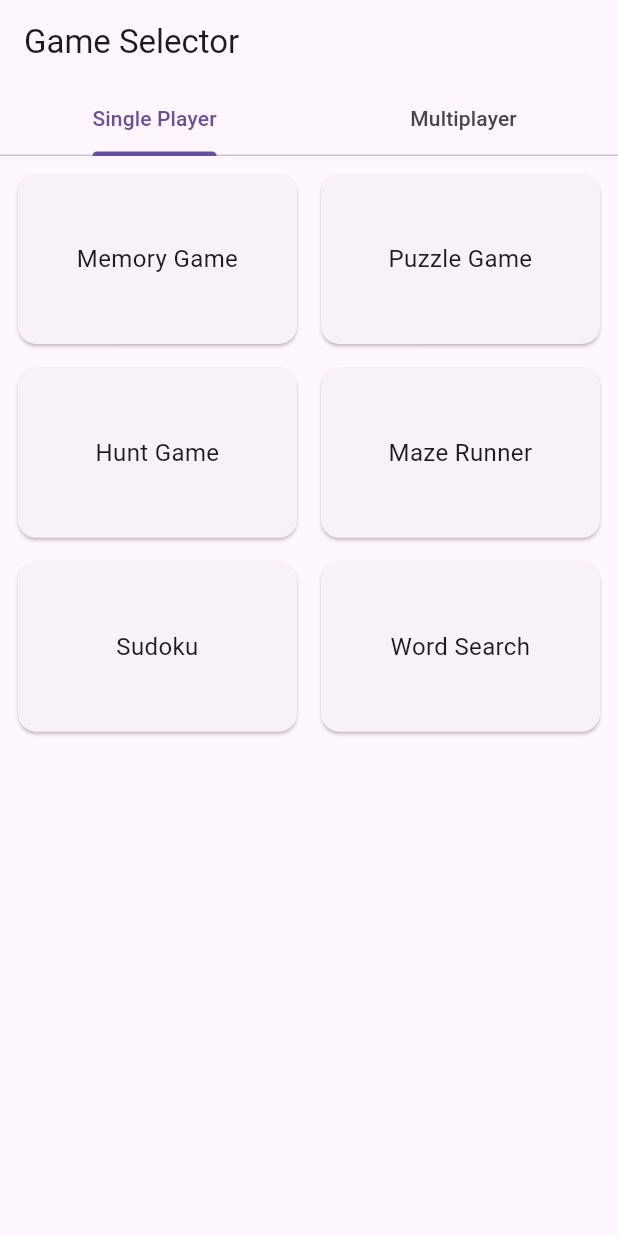
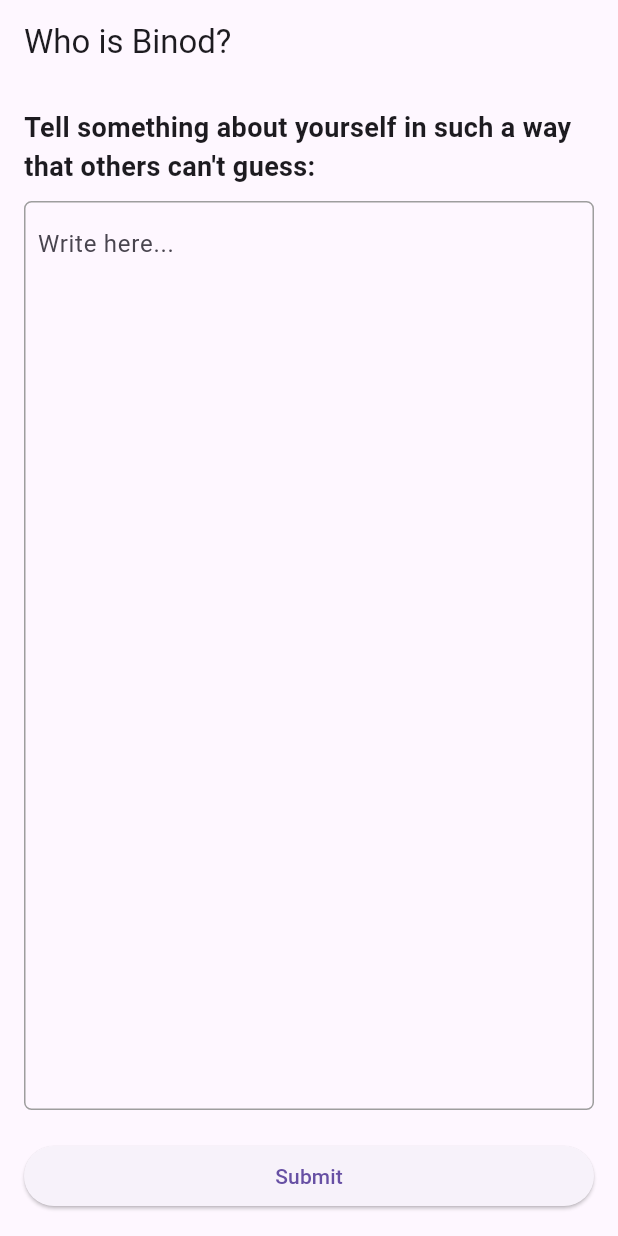
Before and after one commit to alokjha2/flutterGame, a Flutter app: the screen it shows after launch, on a phone screen of 412 x 824 dp. Run offline on Flutter 3.47's test engine with Material 3 defaults, Android fonts, the light colour scheme and no system bars; our stand-ins replace assets_audio_player, cloud_firestore, confetti, contacts_service, firebase_auth, firebase_core and 6 more; missing offline and left inert: glossy; accounts and stored records are empty.

Commit message:
added binod and ling feature

```diff
--- /dev/null
+++ b/lib/binod/binod.dart
@@ -0,0 +1,52 @@
+
+
+import 'package:flutter/material.dart';
+
+class Binod extends StatelessWidget {
+  @override
+  Widget build(BuildContext context) {
+    return Scaffold(
+      appBar: AppBar(
+        title: Text('Who is Binod?'),
+      ),
+      body: Padding(
+        padding: const EdgeInsets.all(16.0),
+        child: Column(
+          crossAxisAlignment: CrossAxisAlignment.stretch,
+          children: [
+            Text(
+              'Tell something about yourself in such a way that others can\'t guess:',
+              style: TextStyle(fontSize: 18, fontWeight: FontWeight.bold),
+            ),
+            SizedBox(height: 10),
+            Expanded(
+              child: Container(
+                decoration: BoxDecoration(
+                  border: Border.all(color: Colors.grey),
+                  borderRadius: BorderRadius.circular(5.0),
+                ),
+                child: Padding(
+                  padding: const EdgeInsets.all(8.0),
+                  child: TextFormField(
+                    maxLines: 4,
+                    decoration: InputDecoration(
+                      hintText: 'Write here...',
+                      border: InputBorder.none,
+                    ),
+                  ),
+                ),
+              ),
+            ),
+            SizedBox(height: 20),
+            ElevatedButton(
+              onPressed: () {
+                // Add your submit logic here
+              },
+              child: Text('Submit'),
+            ),
+          ],
+        ),
+      ),
+    );
+  }
+}
--- a/lib/main.dart
+++ b/lib/main.dart
@@ -1,6 +1,7 @@
 
 
 import 'package:firebase_core/firebase_core.dart';
+import 'package:game/binod/binod.dart';
 import 'package:game/firebase/auth_checker.dart';
 import 'package:game/firebase/notify_handler.dart';
 import 'package:game/quiz/category.dart';
@@ -35,7 +36,9 @@ class MyApp extends StatelessWidget {
       theme: ThemeData(
         primarySwatch: Colors.blue,
       ),
-      home: Games(),
+      home:
+      Binod()
+      // Games(),
       // initialRoute: AppRoutes.homePage,
 
       // getPages: [
--- a/lib/notes.txt
+++ b/lib/notes.txt
@@ -1,6 +1,6 @@
 git init
 git add .
-git commit -m "added screens and more games"
+git commit -m "added binod and ling feature"
 git branch -M main
 git remote add origin https://github.com/alokjha2/flutterGame.git
 git push -u origin main
```
Also changed, not shown: lib/friends.dart (added, +65 -0 lines), lib/screens/settings.dart (+9 -0 lines), pubspec.lock, 6 other files.
